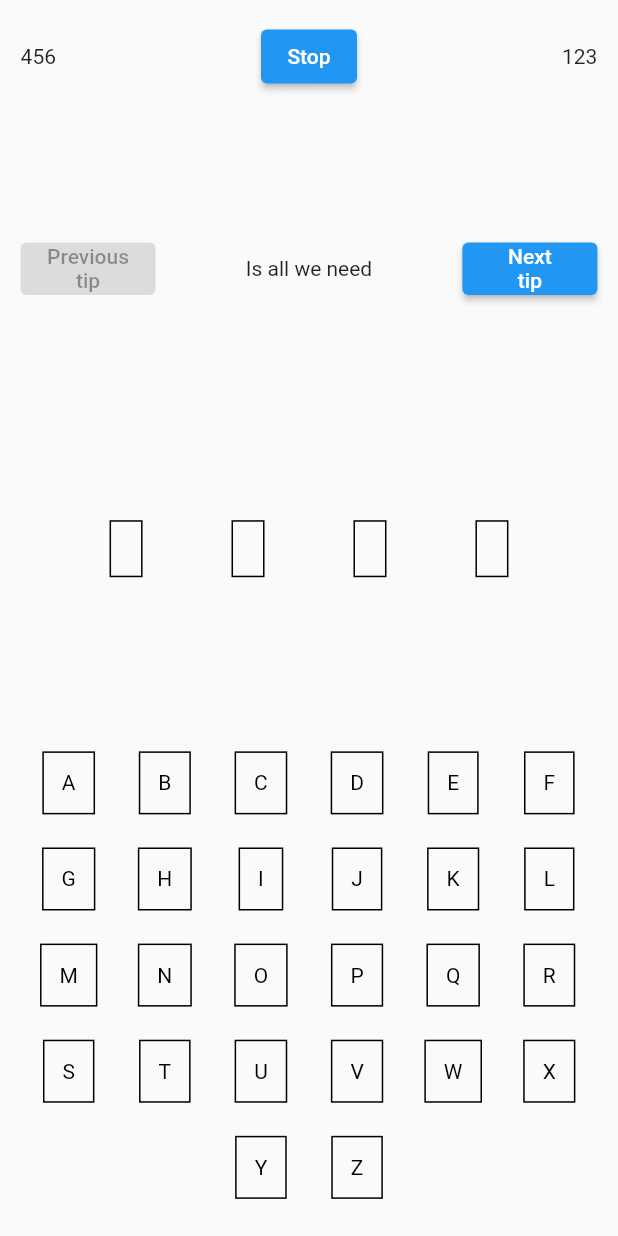
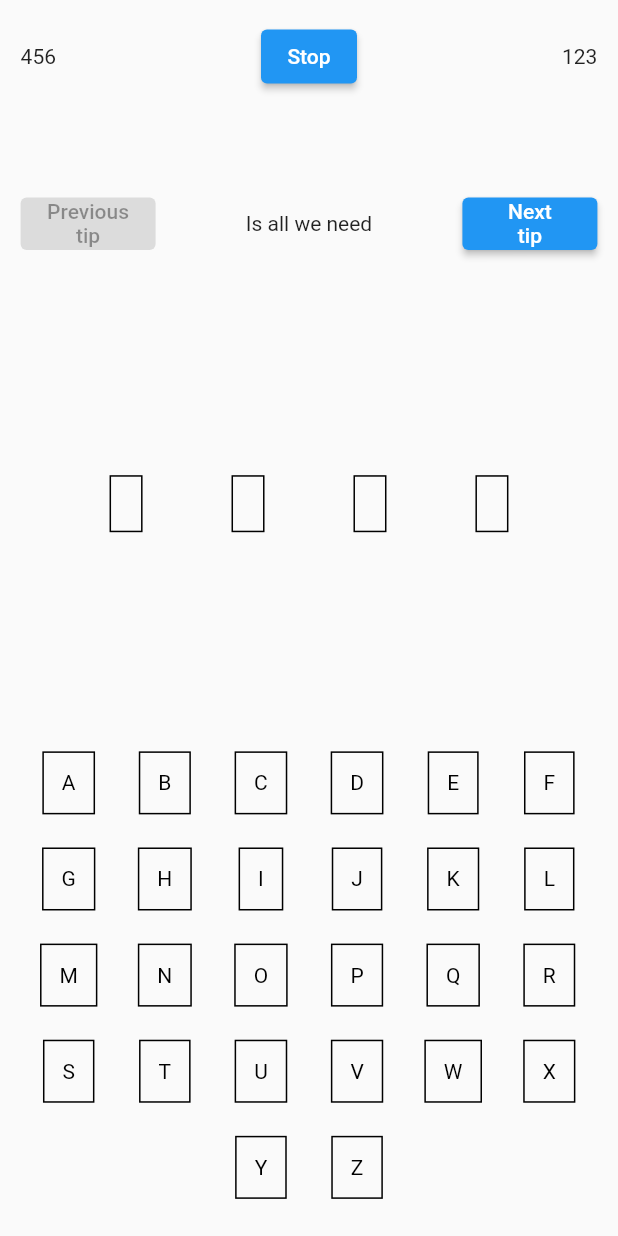
Before and after one commit to wilmarques/guess-word-game, a Flutter app: the GameScreen screen opened by its route, on a phone screen of 412 x 824 dp. Run offline on Flutter 3.47's test engine with Material 2 defaults, Android fonts, the phone set to English and light mode, and no system bars; our stand-ins replace go_router.

Commit message:
WIP - feat: Responsive design
- Importing Responsive Screen from Flutter Toolkit

```diff
--- a/lib/screens/game_screen.dart
+++ b/lib/screens/game_screen.dart
@@ -43,9 +43,11 @@ class _GameScreenState extends State<GameScreen> {
           children: [
             Padding(
               padding: const EdgeInsets.symmetric(
-                vertical: 50,
+                vertical: 20,
               ),
-              child: TipViewer(tips: currentWord.definitions),
+              child: TipViewer(
+                tips: currentWord.definitions,
+              ),
             ),
             Expanded(
               child: WordViewer(
--- a/lib/utils/portrait_screen.dart
+++ b/lib/utils/portrait_screen.dart
@@ -1,44 +1,25 @@
-// Copyright 2022, the Flutter project authors. Please see the AUTHORS file
-// for details. All rights reserved. Use of this source code is governed by a
-// BSD-style license that can be found in the LICENSE file.
-
 import 'package:flutter/material.dart';
 
-/// A widget that makes it easy to create a screen with a square-ish
-/// main area, a smaller menu area, and a small area for a message on top.
-/// It works in both orientations on mobile- and tablet-sized screens.
 class PortraitScreen extends StatelessWidget {
-  /// This is the "hero" of the screen. It's more or less square, and will
-  /// be placed in the visual "center" of the screen.
+  const PortraitScreen({
+    Key? key,
+    required this.padding,
+    required this.squarishMainArea,
+    required this.topMessageArea,
+    required this.rectangularMenuArea,
+    required this.mainAreaProminence,
+  }) : super(key: key);
+
+  final EdgeInsets padding;
   final Widget squarishMainArea;
-
-  /// The second-largest area after [squarishMainArea]. It can be narrow
-  /// or wide.
+  final Widget topMessageArea;
   final Widget rectangularMenuArea;
-
-  /// An area reserved for some static text close to the top of the screen.
-  final Widget topMessageArea;
-
-  /// How much bigger should the [squarishMainArea] be compared to the other
-  /// elements.
   final double mainAreaProminence;
-
-  const PortraitScreen({
-    required this.squarishMainArea,
-    required this.rectangularMenuArea,
-    this.topMessageArea = const SizedBox.shrink(),
-    this.mainAreaProminence = 0.8,
-    super.key,
-  });
 
   @override
   Widget build(BuildContext context) {
     return LayoutBuilder(
       builder: (context, constraints) {
-        // This widget wants to fill the whole screen.
-        final size = constraints.biggest;
-        final padding = EdgeInsets.all(size.shortestSide / 30);
-
         return Column(
           crossAxisAlignment: CrossAxisAlignment.stretch,
           children: [
--- a/lib/utils/responsive_screen.dart
+++ b/lib/utils/responsive_screen.dart
@@ -1,4 +1,7 @@
 import 'package:flutter/material.dart';
+
+import 'landscape_screen.dart';
+import 'portrait_screen.dart';
 
 /// A widget that makes it easy to create a screen with a square-ish
 /// main area, a smaller menu area, and a small area for a message on top.
@@ -36,84 +39,23 @@ class ResponsiveScreen extends StatelessWidget {
         final padding = EdgeInsets.all(size.shortestSide / 30);
 
         if (size.height >= size.width) {
-          // "Portrait" / "mobile" mode.
-          return Column(
-            crossAxisAlignment: CrossAxisAlignment.stretch,
-            children: [
-              SafeArea(
-                bottom: false,
-                child: Padding(
-                  padding: padding,
-                  child: topMessageArea,
-                ),
-              ),
-              Expanded(
-                flex: (mainAreaProminence * 100).round(),
-                child: SafeArea(
-                  top: false,
-                  bottom: false,
-                  minimum: padding,
-                  child: squarishMainArea,
-                ),
-              ),
-              SafeArea(
-                top: false,
-                maintainBottomViewPadding: true,
-                child: Padding(
-                  padding: padding,
-                  child: rectangularMenuArea,
-                ),
-              ),
-            ],
+          return PortraitScreen(
+            padding: padding,
+            squarishMainArea: squarishMainArea,
+            rectangularMenuArea: rectangularMenuArea,
+            topMessageArea: topMessageArea,
+            mainAreaProminence: mainAreaProminence,
           );
         } else {
           // "Landscape" / "tablet" mode.
           final isLarge = size.width > 900;
 
-          return Row(
-            crossAxisAlignment: CrossAxisAlignment.stretch,
-            children: [
-              Expanded(
-                // flex: isLarge ? 7 : 5,
-                flex: 5,
-                child: SafeArea(
-                  right: false,
-                  maintainBottomViewPadding: true,
-                  minimum: padding,
-                  child: squarishMainArea,
-                ),
-              ),
-              Expanded(
-                flex: 3,
-                child: Column(
-                  children: [
-                    SafeArea(
-                      bottom: false,
-                      left: false,
-                      maintainBottomViewPadding: true,
-                      child: Padding(
-                        padding: padding,
-                        child: topMessageArea,
-                      ),
-                    ),
-                    Expanded(
-                      child: SafeArea(
-                        top: false,
-                        left: false,
-                        maintainBottomViewPadding: true,
-                        child: Align(
-                          alignment: Alignment.bottomCenter,
-                          child: Padding(
-                            padding: padding,
-                            child: rectangularMenuArea,
-                          ),
-                        ),
-                      ),
-                    )
-                  ],
-                ),
-              ),
-            ],
+          return LandscapeScreen(
+            padding: padding,
+            squarishMainArea: squarishMainArea,
+            topMessageArea: topMessageArea,
+            rectangularMenuArea: rectangularMenuArea,
+            isLarge: isLarge,
           );
         }
       },
```
Also changed, not shown: lib/utils/landscape_screen.dart (added, +66 -0 lines).
